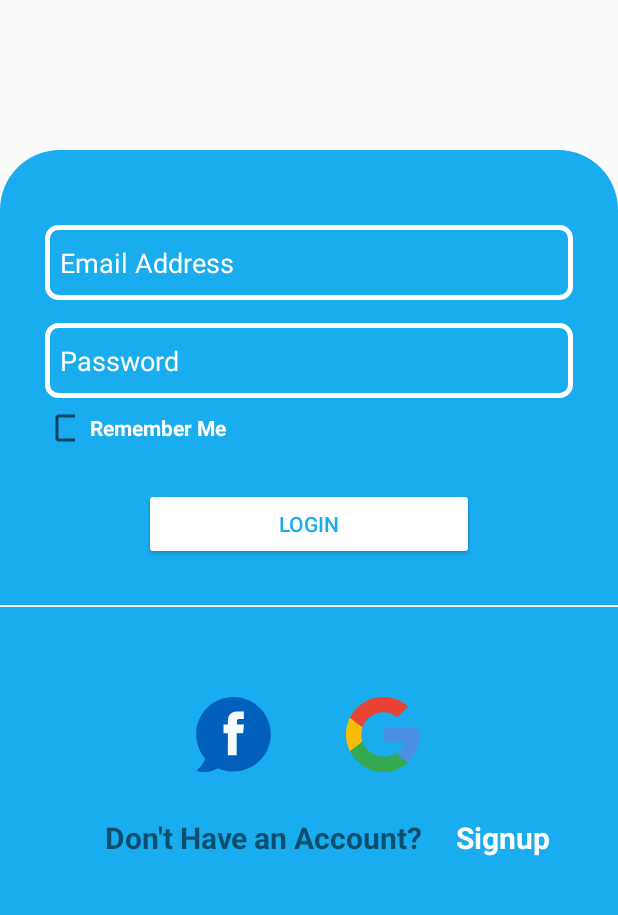
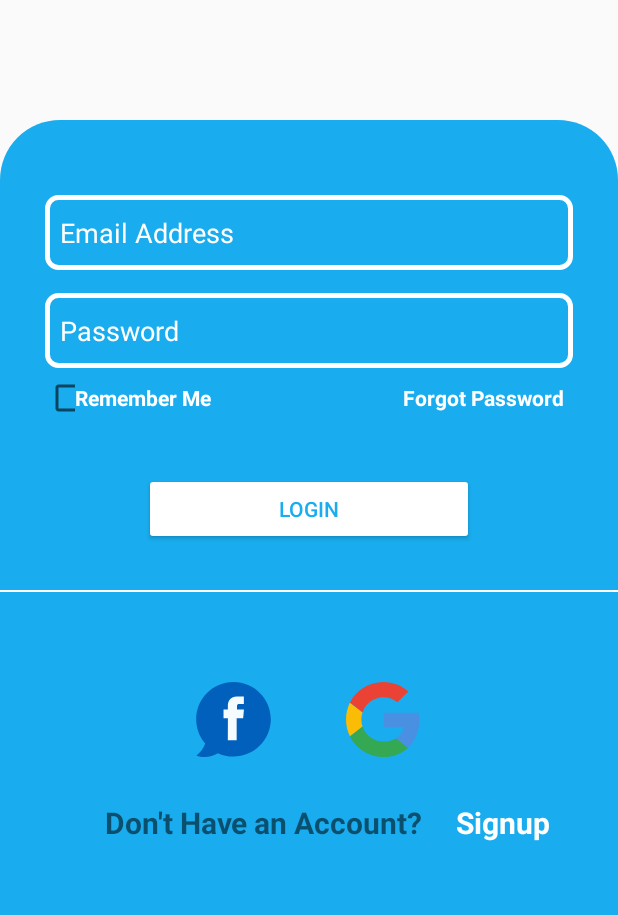
Before and after one commit to kribabli/Sajilo, an Android app: the screen it shows after launch (LoginActvity), on a phone screen of 412 x 824 dp, the part 240-1155 px from its top. Run offline under Robolectric (Android 15) with nearby library versions, the phone set to English and light mode, and no system bars; our stand-ins replace Volley.

Commit message:
AndroidManifest.xml.

```diff
--- a/app/src/main/java/com/sample/sajilo/LoginModule/LoginActvity.java
+++ b/app/src/main/java/com/sample/sajilo/LoginModule/LoginActvity.java
@@ -38,7 +38,7 @@ public class LoginActvity extends AppCompatActivity {
     EditText email;
     EditText password1;
     ImageView facebookLogo, googleLogo;
-    TextView signUp;
+    TextView signUp, forgotPassword;
     GoogleSignInOptions gso;
     GoogleSignInClient gsc;
     Button login;
@@ -68,6 +68,7 @@ public class LoginActvity extends AppCompatActivity {
         facebookLogo = findViewById(R.id.facebookLogo);
         googleLogo = findViewById(R.id.googleLogo);
         signUp = findViewById(R.id.signUp);
+        forgotPassword = findViewById(R.id.forgotPassword);
         login = findViewById(R.id.login);
         progressBar = findViewById(R.id.progressBar);
         checkBox = findViewById(R.id.checkbox_login_activity);
@@ -90,8 +91,14 @@ public class LoginActvity extends AppCompatActivity {
 
         login.setOnClickListener(view -> {
             validation();
+        });
 
-
+        forgotPassword.setOnClickListener(new View.OnClickListener() {
+            @Override
+            public void onClick(View view) {
+                Intent intent = new Intent(LoginActvity.this, ChangePasswordActivity.class);
+                startActivity(intent);
+            }
         });
     }
 
@@ -157,8 +164,6 @@ public class LoginActvity extends AppCompatActivity {
                         } catch (JSONException e) {
                             e.printStackTrace();
                         }
-
-
                     }
                 }, new Response.ErrorListener() {
             @Override
--- a/app/src/main/res/layout/activity_login_actvity.xml
+++ b/app/src/main/res/layout/activity_login_actvity.xml
@@ -1,7 +1,7 @@
 <?xml version="1.0" encoding="utf-8"?>
 <RelativeLayout xmlns:android="http://schemas.android.com/apk/res/android"
+    xmlns:app="http://schemas.android.com/apk/res-auto"
     xmlns:tools="http://schemas.android.com/tools"
-    xmlns:app="http://schemas.android.com/apk/res-auto"
     android:id="@+id/parentRelative"
     android:layout_width="match_parent"
     android:layout_height="match_parent"
@@ -17,17 +17,15 @@
         android:src="@drawable/logo"
         tools:ignore="NotSibling" />
 
-
     <LinearLayout
         android:layout_width="match_parent"
         android:layout_height="match_parent"
         android:layout_below="@+id/logoImageView"
-        android:layout_marginTop="100dp"
+        android:layout_marginTop="80dp"
         android:background="@drawable/round_rectangle"
         android:orientation="vertical"
         android:weightSum="10"
         tools:ignore="NotSibling">
-
 
         <EditText
             android:id="@+id/email"
@@ -42,7 +40,6 @@
             android:paddingLeft="10dp"
             android:textColor="@color/white"
             android:textColorHint="@color/white" />
-
 
         <EditText
             android:id="@+id/password1"
@@ -59,29 +56,62 @@
             android:textColorHint="@color/white" />
 
         <LinearLayout
-            android:layout_width="wrap_content"
+            android:layout_width="match_parent"
             android:layout_height="wrap_content"
+            android:layout_marginLeft="30dp"
+            android:layout_marginRight="30dp"
+            android:weightSum="2">
+
+            <LinearLayout
+                android:layout_width="match_parent"
+                android:layout_height="wrap_content"
+                android:layout_gravity="center"
                 android:layout_marginTop="10dp"
-            android:layout_marginLeft="30dp"
+                android:layout_marginBottom="10dp"
+                android:layout_weight="1"
+                android:gravity="left"
                 android:orientation="horizontal">
 
                 <CheckBox
                     android:id="@+id/checkbox_login_activity"
                     android:layout_width="20dp"
                     android:layout_height="20dp"
-                android:layout_gravity="center"
-                />
+                    android:layout_gravity="center" />
 
                 <TextView
                     android:id="@+id/text_reme_title"
                     android:layout_width="wrap_content"
                     android:layout_height="wrap_content"
                     android:layout_gravity="center"
-                android:layout_marginStart="10dp"
                     android:text="@string/remember_me"
                     android:textColor="@color/white"
                     android:textSize="14sp"
                     android:textStyle="bold" />
+
+            </LinearLayout>
+
+            <LinearLayout
+                android:layout_width="match_parent"
+                android:layout_height="wrap_content"
+                android:layout_gravity="center"
+                android:layout_marginTop="10dp"
+                android:layout_marginBottom="10dp"
+                android:layout_weight="1"
+                android:gravity="right"
+                android:orientation="horizontal">
+
+                <TextView
+                    android:id="@+id/forgotPassword"
+                    android:layout_width="wrap_content"
+                    android:layout_marginEnd="5dp"
+                    android:layout_height="wrap_content"
+                    android:layout_gravity="right"
+                    android:text="Forgot Password"
+                    android:textColor="@color/white"
+                    android:textSize="14sp"
+                    android:textStyle="bold" />
+
+            </LinearLayout>
 
         </LinearLayout>
 
@@ -97,11 +127,11 @@
 
         <ProgressBar
             android:id="@+id/progressBar"
-            android:visibility="gone"
             android:layout_width="wrap_content"
             android:layout_height="wrap_content"
             android:layout_gravity="center"
-            android:textColor="#19ADEF" />
+            android:textColor="#19ADEF"
+            android:visibility="gone" />
 
         <LinearLayout
             android:layout_width="match_parent"
--- a/app/src/main/res/values-night/themes.xml
+++ b/app/src/main/res/values-night/themes.xml
@@ -1,9 +1,9 @@
 <resources xmlns:tools="http://schemas.android.com/tools">
     <!-- Base application theme. -->
-    <style name="Theme.Sajilo" parent="Theme.MaterialComponents.DayNight.NoActionBar">
+    <style name="Theme.Sajilo" parent="Theme.MaterialComponents.Light.NoActionBar">
         <!-- Primary brand color. -->
         <item name="colorPrimary">@color/purple_200</item>
-        <item name="colorPrimaryVariant">@color/purple_700</item>
+        <item name="colorPrimaryVariant">@color/primary</item>
         <item name="colorOnPrimary">@color/black</item>
         <!-- Secondary brand color. -->
         <item name="colorSecondary">@color/teal_200</item>
--- a/app/src/main/res/values/styles.xml
+++ b/app/src/main/res/values/styles.xml
@@ -1,9 +1,9 @@
 <?xml version="1.0" encoding="utf-8"?>
 <resources>
+
     <style name="tabText" parent="@android:style/TextAppearance.Widget.TabWidget">
         <item name="android:textSize">14sp</item>
         <item name="android:textStyle">bold</item>
     </style>
 
-
 </resources>
--- a/app/src/main/res/values/themes.xml
+++ b/app/src/main/res/values/themes.xml
@@ -1,9 +1,9 @@
 <resources xmlns:tools="http://schemas.android.com/tools">
     <!-- Base application theme. -->
-    <style name="Theme.Sajilo" parent="Theme.MaterialComponents.DayNight.NoActionBar">
+    <style name="Theme.Sajilo" parent="Theme.MaterialComponents.Light.NoActionBar">
         <!-- Primary brand color. -->
         <item name="colorPrimary">@color/purple_500</item>
-        <item name="colorPrimaryVariant">@color/purple_700</item>
+        <item name="colorPrimaryVariant">@color/primary</item>
         <item name="colorOnPrimary">@color/white</item>
         <!-- Secondary brand color. -->
         <item name="colorSecondary">@color/teal_200</item>
```
Also changed, not shown: app/src/main/AndroidManifest.xml (+10 -14 lines), app/src/main/java/com/sample/sajilo/LoginModule/ChangePasswordActivity.java (added, +16 -0 lines), app/src/main/res/layout/activity_change_password.xml (added, +73 -0 lines). Lines whose indentation alone changed are shown as unchanged.
